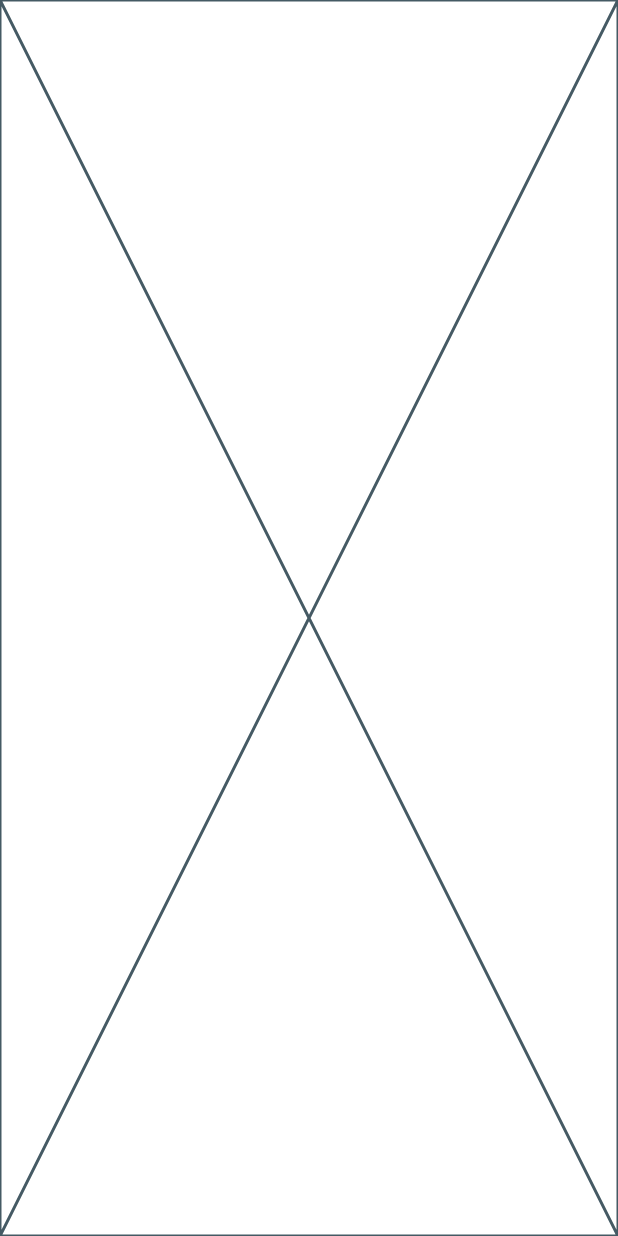
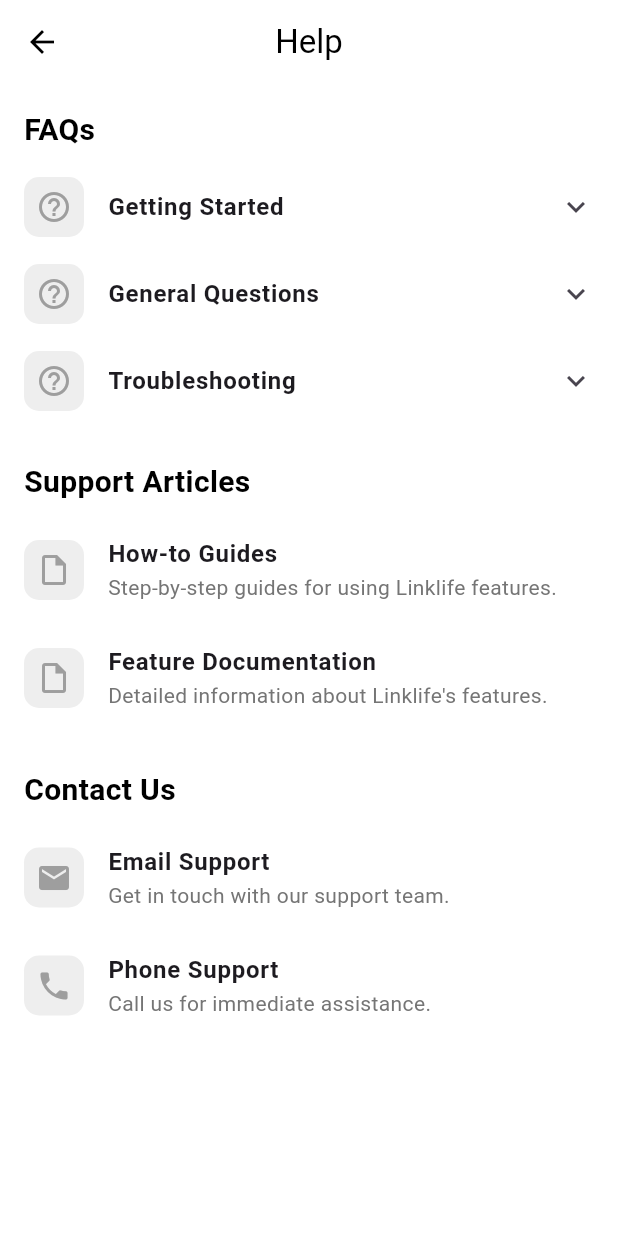
Before and after one commit to dianepretty/Blood_donation_app, a Flutter app: the screen it shows after launch, on a phone screen of 412 x 824 dp. Run offline on Flutter 3.47's test engine with Material 3 defaults, Android fonts, the phone set to English and light mode, and no system bars; our stand-ins replace firebase_core, google_fonts; accounts and stored records are empty.

Commit message:
feat:added an faq page

```diff
--- a/lib/main.dart
+++ b/lib/main.dart
@@ -1,3 +1,7 @@
+import 'package:blood_system/screens/FAQScreen.dart';
+import 'package:blood_system/screens/hospitalAdminRegister.dart';
+import 'package:blood_system/screens/login.dart';
+import 'package:blood_system/screens/volunteerRegister.dart';
 import 'package:firebase_core/firebase_core.dart';
 import 'package:flutter/material.dart';
 import 'firebase_options.dart';
@@ -19,7 +23,7 @@ class MyApp extends StatelessWidget {
       title: 'Flutter Demo',
       debugShowCheckedModeBanner: false
 ,
-      home: Placeholder()
+      home: FAQScreen()
     );
   }
 }
--- /dev/null
+++ b/lib/screens/FAQScreen.dart
@@ -0,0 +1,162 @@
+import 'package:flutter/material.dart';
+import 'package:flutter/services.dart';
+
+class FAQScreen extends StatelessWidget {
+  const FAQScreen({super.key});
+
+  static const List<Map<String, String>> faqItems = [
+    {
+      'title': 'Getting Started',
+      'subtitle': 'Learn about managing events, appointments, and profiles.'
+    },
+    {
+      'title': 'General Questions',
+      'subtitle': 'Find answers to common questions about Linklife.'
+    },
+    {
+      'title': 'Troubleshooting',
+      'subtitle': 'Troubleshoot issues with the app.'
+    },
+  ];
+
+  static const List<Map<String, String>> supportItems = [
+    {
+      'title': 'How‑to Guides',
+      'subtitle': 'Step‑by‑step guides for using Linklife features.'
+    },
+    {
+      'title': 'Feature Documentation',
+      'subtitle': "Detailed information about Linklife's features."
+    },
+  ];
+
+  static const List<Map<String, Object>> contactItems = [
+    {
+      'title': 'Email Support',
+      'subtitle': 'Get in touch with our support team.',
+      'icon': Icons.email,
+    },
+    {
+      'title': 'Phone Support',
+      'subtitle': 'Call us for immediate assistance.',
+      'icon': Icons.phone,
+    },
+  ];
+
+  @override
+  Widget build(BuildContext context) {
+    final theme = Theme.of(context).copyWith(
+      dividerColor: Colors.transparent,
+      expansionTileTheme: const ExpansionTileThemeData(
+        backgroundColor: Colors.white,
+        collapsedBackgroundColor: Colors.white,
+      ),
+    );
+
+    return Scaffold(
+      backgroundColor: Colors.white,
+      appBar: AppBar(
+        backgroundColor: Colors.white,
+        foregroundColor: Colors.black,
+        systemOverlayStyle: SystemUiOverlayStyle.dark,
+        centerTitle: true,
+        leading: IconButton(
+          icon: const Icon(Icons.arrow_back),
+          onPressed: () => Navigator.of(context).pop(),
+        ),
+        title: const Text('Help'),
+      ),
+      body: Theme(
+        data: theme,
+        child: ListView(
+          padding: const EdgeInsets.symmetric(vertical: 16, horizontal: 16),
+          children: [
+            const SectionHeader(title: 'FAQs'),
+            const SizedBox(height: 8),
+            ...faqItems.map((item) {
+              final title = item['title']!;
+              final subtitle = item['subtitle']!;
+              return ExpansionTile(
+                tilePadding: EdgeInsets.zero,
+                childrenPadding: const EdgeInsets.only(left: 56, bottom: 8),
+                leading: Container(
+                  padding: const EdgeInsets.all(8),
+                  decoration: BoxDecoration(
+                    color: Colors.grey[200],
+                    borderRadius: BorderRadius.circular(10),
+                  ),
+                  child: const Icon(Icons.help_outline, color: Colors.grey),
+                ),
+                title: Text(title, style: const TextStyle(fontWeight: FontWeight.w600)),
+                children: [
+                  Align(
+                    alignment: Alignment.centerLeft,
+                    child: Text(subtitle, style: TextStyle(color: Colors.grey[600])),
+                  ),
+                ],
+              );
+            }).toList(),
+            const SizedBox(height: 24),
+            const SectionHeader(title: 'Support Articles'),
+            const SizedBox(height: 8),
+            ...supportItems.map((item) {
+              final title = item['title']!;
+              final subtitle = item['subtitle']!;
+              return ListTile(
+                contentPadding: EdgeInsets.zero,
+                leading: Container(
+                  padding: const EdgeInsets.all(8),
+                  decoration: BoxDecoration(
+                    color: Colors.grey[200],
+                    borderRadius: BorderRadius.circular(10),
+                  ),
+                  child: const Icon(Icons.insert_drive_file_outlined, color: Colors.grey),
+                ),
+                title: Text(title, style: const TextStyle(fontWeight: FontWeight.w600)),
+                subtitle: Text(subtitle, style: TextStyle(color: Colors.grey[600])),
+                onTap: () {},
+              );
+            }).toList(),
+            const SizedBox(height: 24),
+            const SectionHeader(title: 'Contact Us'),
+            const SizedBox(height: 8),
+            ...contactItems.map((item) {
+              final title = item['title'] as String;
+              final subtitle = item['subtitle'] as String;
+              final icon = item['icon'] as IconData;
+              return ListTile(
+                contentPadding: EdgeInsets.zero,
+                leading: Container(
+                  padding: const EdgeInsets.all(8),
+                  decoration: BoxDecoration(
+                    color: Colors.grey[200],
+                    borderRadius: BorderRadius.circular(10),
+                  ),
+                  child: Icon(icon, color: Colors.grey),
+                ),
+                title: Text(title, style: const TextStyle(fontWeight: FontWeight.w600)),
+                subtitle: Text(subtitle, style: TextStyle(color: Colors.grey[600])),
+                onTap: () {},
+              );
+            }).toList(),
+          ],
+        ),
+      ),
+    );
+  }
+}
+
+class SectionHeader extends StatelessWidget {
+  final String title;
+  const SectionHeader({super.key, required this.title});
+
+  @override
+  Widget build(BuildContext context) {
+    final style = Theme.of(context).appBarTheme.titleTextStyle;
+    return Text(
+      title,
+      style: (style ?? const TextStyle(fontSize: 20, color: Colors.black))
+          .copyWith(fontWeight: FontWeight.bold),
+    );
+  }
+}
```
